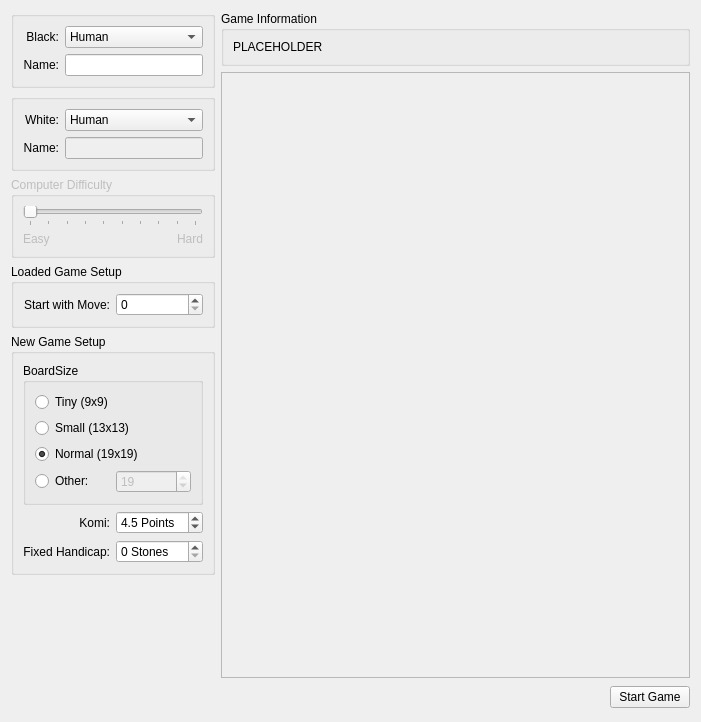
Before: the Qt Designer form src/gui/setupscreen.ui in KDE/kigo, drawn with Qt 5.
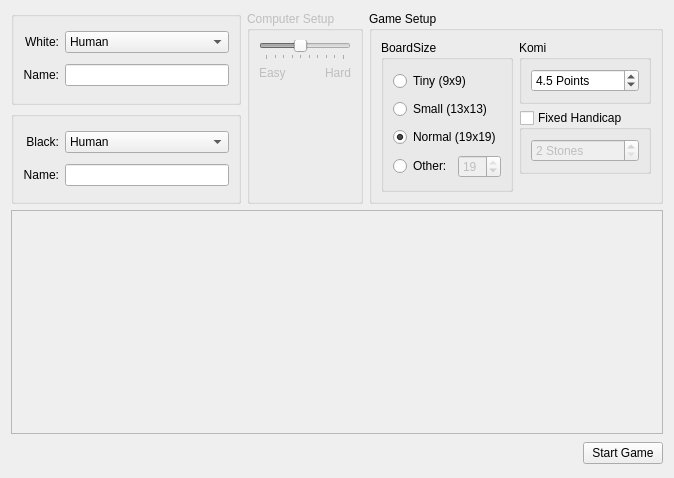
After: the same form once the commit is applied. Custom widgets are drawn as their Qt base class.

Commit message: SetupScreen has much better UI, fixed handicap setting streamlined, GoEngine current player handling implemented and smaller bug-fixes. GameScene stone placement works and correct cursor based on current player cursor.

Diff of the .ui file:
```diff
--- a/src/gui/setupscreen.ui
+++ b/src/gui/setupscreen.ui
@@ -5,18 +5,18 @@
    <rect>
     <x>0</x>
     <y>0</y>
-    <width>701</width>
-    <height>722</height>
+    <width>674</width>
+    <height>478</height>
    </rect>
   </property>
   <property name="windowTitle" >
    <string>Form</string>
   </property>
   <layout class="QGridLayout" name="gridLayout_6" >
-   <item row="0" column="0" >
+   <item row="0" column="0" colspan="2" >
     <widget class="QFrame" name="frame" >
      <property name="sizePolicy" >
-      <sizepolicy vsizetype="Preferred" hsizetype="Fixed" >
+      <sizepolicy vsizetype="Fixed" hsizetype="Preferred" >
        <horstretch>0</horstretch>
        <verstretch>0</verstretch>
       </sizepolicy>
@@ -30,69 +30,12 @@
      <property name="lineWidth" >
       <number>0</number>
      </property>
-     <layout class="QVBoxLayout" name="verticalLayout_4" >
+     <layout class="QHBoxLayout" name="horizontalLayout_2" >
       <property name="margin" >
        <number>0</number>
       </property>
       <item>
-       <widget class="QGroupBox" name="blackPlayerBox" >
-        <property name="title" >
-         <string/>
-        </property>
-        <layout class="QGridLayout" name="gridLayout_3" >
-         <item row="0" column="1" >
-          <widget class="KComboBox" name="blackPlayerCombo" >
-           <item>
-            <property name="text" >
-             <string>Human</string>
-            </property>
-           </item>
-           <item>
-            <property name="text" >
-             <string>Computer</string>
-            </property>
-           </item>
-          </widget>
-         </item>
-         <item row="1" column="0" >
-          <widget class="QLabel" name="label_6" >
-           <property name="text" >
-            <string>Name:</string>
-           </property>
-           <property name="alignment" >
-            <set>Qt::AlignRight|Qt::AlignTrailing|Qt::AlignVCenter</set>
-           </property>
-           <property name="buddy" >
-            <cstring>blackPlayerName</cstring>
-           </property>
-          </widget>
-         </item>
-         <item row="1" column="1" >
-          <widget class="KLineEdit" name="blackPlayerName" >
-           <property name="enabled" >
-            <bool>true</bool>
-           </property>
-           <property name="text" >
-            <string/>
-           </property>
-          </widget>
-         </item>
-         <item row="0" column="0" >
-          <widget class="QLabel" name="label_5" >
-           <property name="text" >
-            <string>Black:</string>
-           </property>
-           <property name="alignment" >
-            <set>Qt::AlignRight|Qt::AlignTrailing|Qt::AlignVCenter</set>
-           </property>
-           <property name="buddy" >
-            <cstring>blackPlayerCombo</cstring>
-           </property>
-          </widget>
-         </item>
-        </layout>
-       </widget>
-      </item>
+       <layout class="QVBoxLayout" name="verticalLayout_2" >
       <item>
        <widget class="QGroupBox" name="whitePlayerBox" >
         <property name="title" >
@@ -142,7 +85,7 @@
          <item row="1" column="1" >
           <widget class="KLineEdit" name="whitePlayerName" >
            <property name="enabled" >
-            <bool>false</bool>
+              <bool>true</bool>
            </property>
            <property name="text" >
             <string/>
@@ -151,6 +94,67 @@
          </item>
         </layout>
        </widget>
+        </item>
+        <item>
+         <widget class="QGroupBox" name="blackPlayerBox" >
+          <property name="title" >
+           <string/>
+          </property>
+          <layout class="QGridLayout" name="gridLayout_3" >
+           <item row="0" column="0" >
+            <widget class="QLabel" name="label_5" >
+             <property name="text" >
+              <string>Black:</string>
+             </property>
+             <property name="alignment" >
+              <set>Qt::AlignRight|Qt::AlignTrailing|Qt::AlignVCenter</set>
+             </property>
+             <property name="buddy" >
+              <cstring>blackPlayerCombo</cstring>
+             </property>
+            </widget>
+           </item>
+           <item row="0" column="1" >
+            <widget class="KComboBox" name="blackPlayerCombo" >
+             <item>
+              <property name="text" >
+               <string>Human</string>
+              </property>
+             </item>
+             <item>
+              <property name="text" >
+               <string>Computer</string>
+              </property>
+             </item>
+            </widget>
+           </item>
+           <item row="1" column="0" >
+            <widget class="QLabel" name="label_6" >
+             <property name="text" >
+              <string>Name:</string>
+             </property>
+             <property name="alignment" >
+              <set>Qt::AlignRight|Qt::AlignTrailing|Qt::AlignVCenter</set>
+             </property>
+             <property name="buddy" >
+              <cstring>blackPlayerName</cstring>
+             </property>
+            </widget>
+           </item>
+           <item row="1" column="1" >
+            <widget class="KLineEdit" name="blackPlayerName" >
+             <property name="enabled" >
+              <bool>true</bool>
+             </property>
+             <property name="text" >
+              <string/>
+             </property>
+            </widget>
+           </item>
+          </layout>
+         </widget>
+        </item>
+       </layout>
       </item>
       <item>
        <widget class="QGroupBox" name="difficultyBox" >
@@ -158,7 +162,7 @@
          <bool>false</bool>
         </property>
         <property name="title" >
-         <string>Computer Difficulty</string>
+         <string>Computer Setup</string>
         </property>
         <layout class="QGridLayout" name="gridLayout_4" >
          <item row="0" column="0" colspan="2" >
@@ -176,7 +180,7 @@
             <number>1</number>
            </property>
            <property name="value" >
-            <number>1</number>
+            <number>5</number>
            </property>
            <property name="orientation" >
             <enum>Qt::Horizontal</enum>
@@ -219,55 +223,33 @@
        </widget>
       </item>
       <item>
-       <widget class="QGroupBox" name="loadedGameBox" >
-        <property name="enabled" >
-         <bool>true</bool>
+       <widget class="QStackedWidget" name="gameSetupStack" >
+        <property name="currentIndex" >
+         <number>0</number>
         </property>
-        <property name="sizePolicy" >
-         <sizepolicy vsizetype="Preferred" hsizetype="Preferred" >
-          <horstretch>0</horstretch>
-          <verstretch>0</verstretch>
-         </sizepolicy>
-        </property>
-        <property name="title" >
-         <string>Loaded Game Setup</string>
-        </property>
-        <layout class="QHBoxLayout" name="horizontalLayout" >
-         <item>
-          <widget class="QLabel" name="label_2" >
-           <property name="text" >
-            <string>Start with Move:</string>
-           </property>
-           <property name="alignment" >
-            <set>Qt::AlignRight|Qt::AlignTrailing|Qt::AlignVCenter</set>
-           </property>
-           <property name="buddy" >
-            <cstring>startMoveSpinBox</cstring>
-           </property>
-          </widget>
-         </item>
-         <item>
-          <widget class="KIntSpinBox" name="startMoveSpinBox" />
-         </item>
-        </layout>
-       </widget>
-      </item>
+        <widget class="QWidget" name="newGamePage" >
+         <property name="geometry" >
+          <rect>
+           <x>0</x>
+           <y>0</y>
+           <width>306</width>
+           <height>217</height>
+          </rect>
+         </property>
+         <layout class="QVBoxLayout" name="verticalLayout_4" >
+          <property name="margin" >
+           <number>0</number>
+          </property>
       <item>
        <widget class="QGroupBox" name="newGameBox" >
         <property name="enabled" >
          <bool>true</bool>
         </property>
-        <property name="sizePolicy" >
-         <sizepolicy vsizetype="Preferred" hsizetype="Preferred" >
-          <horstretch>0</horstretch>
-          <verstretch>0</verstretch>
-         </sizepolicy>
-        </property>
         <property name="title" >
-         <string>New Game Setup</string>
-        </property>
-        <layout class="QVBoxLayout" name="verticalLayout_3" >
-         <item>
+             <string>Game Setup</string>
+            </property>
+            <layout class="QGridLayout" name="gridLayout_5" >
+             <item rowspan="3" row="0" column="0" >
           <widget class="KButtonGroup" name="sizeGroupBox" >
            <property name="title" >
             <string>BoardSize</string>
@@ -332,22 +314,13 @@
            </layout>
           </widget>
          </item>
-         <item>
-          <layout class="QGridLayout" name="gridLayout_5" >
-           <item row="0" column="0" >
-            <widget class="QLabel" name="label_7" >
-             <property name="text" >
-              <string>Komi:</string>
-             </property>
-             <property name="alignment" >
-              <set>Qt::AlignRight|Qt::AlignTrailing|Qt::AlignVCenter</set>
-             </property>
-             <property name="buddy" >
-              <cstring>komiSpinBox</cstring>
-             </property>
-            </widget>
-           </item>
            <item row="0" column="1" >
+              <widget class="QGroupBox" name="groupBox_2" >
+               <property name="title" >
+                <string>Komi</string>
+               </property>
+               <layout class="QVBoxLayout" name="verticalLayout_6" >
+                <item>
             <widget class="QDoubleSpinBox" name="komiSpinBox" >
              <property name="suffix" >
               <string> Points</string>
@@ -363,94 +336,128 @@
              </property>
             </widget>
            </item>
-           <item row="1" column="0" >
-            <widget class="QLabel" name="label_8" >
-             <property name="text" >
-              <string>Fixed Handicap:</string>
-             </property>
-             <property name="alignment" >
-              <set>Qt::AlignRight|Qt::AlignTrailing|Qt::AlignVCenter</set>
-             </property>
-             <property name="buddy" >
-              <cstring>handicapSpinBox</cstring>
-             </property>
+               </layout>
             </widget>
            </item>
            <item row="1" column="1" >
+              <widget class="QGroupBox" name="handicapGroupBox" >
+               <property name="title" >
+                <string>Fixed Handicap</string>
+               </property>
+               <property name="checkable" >
+                <bool>true</bool>
+               </property>
+               <property name="checked" >
+                <bool>false</bool>
+               </property>
+               <layout class="QVBoxLayout" name="verticalLayout_5" >
+                <item>
             <widget class="QSpinBox" name="handicapSpinBox" >
              <property name="suffix" >
               <string> Stones</string>
              </property>
+                  <property name="minimum" >
+                   <number>2</number>
+                  </property>
              <property name="maximum" >
               <number>9</number>
              </property>
             </widget>
            </item>
           </layout>
-         </item>
-        </layout>
-       </widget>
-      </item>
-      <item>
-       <spacer name="verticalSpacer_2" >
+              </widget>
+             </item>
+             <item row="2" column="1" >
+              <spacer name="verticalSpacer" >
         <property name="orientation" >
          <enum>Qt::Vertical</enum>
         </property>
         <property name="sizeHint" stdset="0" >
          <size>
-          <width>38</width>
-          <height>33</height>
+                 <width>20</width>
+                 <height>18</height>
          </size>
         </property>
        </spacer>
       </item>
      </layout>
-     <zorder>blackPlayerBox</zorder>
-     <zorder>whitePlayerBox</zorder>
-     <zorder>difficultyBox</zorder>
-     <zorder>loadedGameBox</zorder>
-     <zorder>newGameBox</zorder>
-     <zorder>verticalSpacer_2</zorder>
-    </widget>
-   </item>
-   <item row="0" column="1" colspan="2" >
-    <widget class="QFrame" name="frame_3" >
-     <property name="frameShape" >
-      <enum>QFrame::NoFrame</enum>
-     </property>
-     <property name="frameShadow" >
-      <enum>QFrame::Raised</enum>
-     </property>
-     <property name="lineWidth" >
-      <number>0</number>
-     </property>
-     <layout class="QVBoxLayout" name="verticalLayout_2" >
+           </widget>
+          </item>
+         </layout>
+        </widget>
+        <widget class="QWidget" name="loadGamePage" >
+         <property name="geometry" >
+          <rect>
+           <x>0</x>
+           <y>0</y>
+           <width>306</width>
+           <height>220</height>
+          </rect>
+         </property>
+         <layout class="QVBoxLayout" name="verticalLayout_3" >
       <property name="margin" >
        <number>0</number>
       </property>
+          <item>
+           <widget class="QGroupBox" name="loadedGameBox" >
+            <property name="enabled" >
+             <bool>true</bool>
+            </property>
+            <property name="title" >
+             <string>Game Setup</string>
+            </property>
+            <layout class="QHBoxLayout" name="horizontalLayout" >
+             <item>
+              <widget class="QLabel" name="label_2" >
+               <property name="text" >
+                <string>Start with Move:</string>
+               </property>
+               <property name="alignment" >
+                <set>Qt::AlignRight|Qt::AlignTrailing|Qt::AlignVCenter</set>
+               </property>
+               <property name="buddy" >
+                <cstring>startMoveSpinBox</cstring>
+               </property>
+              </widget>
+             </item>
+             <item>
+              <widget class="KIntSpinBox" name="startMoveSpinBox" />
+             </item>
+            </layout>
+            <zorder>startMoveSpinBox</zorder>
+            <zorder>label_2</zorder>
+           </widget>
+          </item>
       <item>
        <widget class="QGroupBox" name="infoBox" >
-        <property name="sizePolicy" >
-         <sizepolicy vsizetype="Fixed" hsizetype="Preferred" >
-          <horstretch>0</horstretch>
-          <verstretch>0</verstretch>
-         </sizepolicy>
-        </property>
         <property name="title" >
          <string>Game Information</string>
         </property>
         <layout class="QVBoxLayout" name="verticalLayout" >
+             <property name="margin" >
+              <number>0</number>
+             </property>
          <item>
           <widget class="QLabel" name="label" >
            <property name="text" >
             <string>PLACEHOLDER</string>
            </property>
+               <property name="alignment" >
+                <set>Qt::AlignCenter</set>
+               </property>
           </widget>
          </item>
         </layout>
        </widget>
       </item>
-      <item>
+         </layout>
+        </widget>
+       </widget>
+      </item>
+     </layout>
+    </widget>
+   </item>
+   <item row="1" column="0" colspan="2" >
        <widget class="QFrame" name="previewFrame" >
         <property name="frameShape" >
          <enum>QFrame::StyledPanel</enum>
@@ -460,10 +467,7 @@
         </property>
        </widget>
       </item>
-     </layout>
-    </widget>
-   </item>
-   <item row="1" column="0" colspan="2" >
+   <item row="2" column="0" >
     <spacer name="horizontalSpacer" >
      <property name="orientation" >
       <enum>Qt::Horizontal</enum>
@@ -476,7 +480,7 @@
      </property>
     </spacer>
    </item>
-   <item row="1" column="2" >
+   <item row="2" column="1" >
     <widget class="KPushButton" name="startButton" >
      <property name="sizePolicy" >
       <sizepolicy vsizetype="Fixed" hsizetype="Fixed" >
```
Lines whose indentation alone changed are shown as unchanged. The commit also changes 10 other files.
